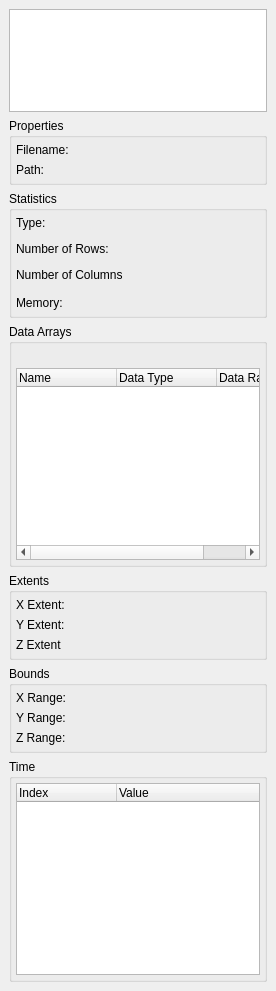
Before: the Qt Designer form Qt/Components/Resources/UI/pqProxyInformationWidget.ui in pierre-guillou/paraview-ttk, drawn with Qt 5.
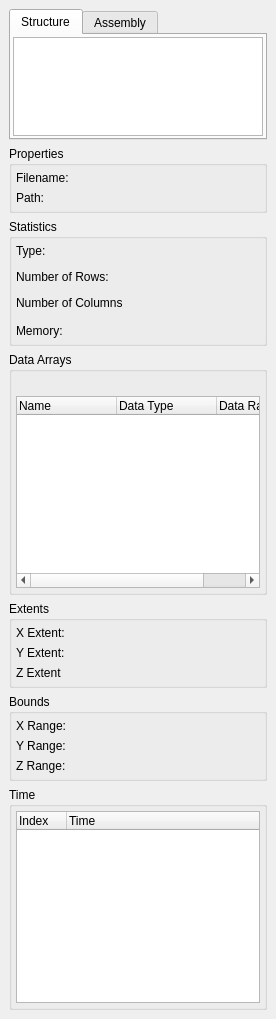
After: the same form once the commit is applied. The open tabs and pages were chosen to show the change. Custom widgets are drawn as their Qt base class.

Commit message: Add ParaView 5.9.0 sources

The edit to the form file:
```diff
--- a/Qt/Components/Resources/UI/pqProxyInformationWidget.ui
+++ b/Qt/Components/Resources/UI/pqProxyInformationWidget.ui
@@ -7,7 +7,7 @@
     <x>0</x>
     <y>0</y>
     <width>276</width>
-    <height>991</height>
+    <height>1019</height>
    </rect>
   </property>
   <property name="sizePolicy">
@@ -27,10 +27,68 @@
     <number>9</number>
    </property>
    <item>
-    <widget class="pqTreeView" name="compositeTree">
-     <property name="uniformRowHeights">
-      <bool>true</bool>
+    <widget class="QTabWidget" name="hierarchyTabWidget">
+     <property name="currentIndex">
+      <number>0</number>
      </property>
+     <widget class="QWidget" name="tab">
+      <attribute name="title">
+       <string>Structure</string>
+      </attribute>
+      <layout class="QVBoxLayout" name="verticalLayout">
+       <property name="leftMargin">
+        <number>2</number>
+       </property>
+       <property name="topMargin">
+        <number>2</number>
+       </property>
+       <property name="rightMargin">
+        <number>2</number>
+       </property>
+       <property name="bottomMargin">
+        <number>2</number>
+       </property>
+       <item>
+        <widget class="pqTreeView" name="compositeTree">
+         <property name="uniformRowHeights">
+          <bool>true</bool>
+         </property>
+         <attribute name="headerVisible">
+          <bool>false</bool>
+         </attribute>
+        </widget>
+       </item>
+      </layout>
+     </widget>
+     <widget class="QWidget" name="tab_2">
+      <attribute name="title">
+       <string>Assembly</string>
+      </attribute>
+      <layout class="QVBoxLayout" name="verticalLayout_2">
+       <property name="leftMargin">
+        <number>2</number>
+       </property>
+       <property name="topMargin">
+        <number>2</number>
+       </property>
+       <property name="rightMargin">
+        <number>2</number>
+       </property>
+       <property name="bottomMargin">
+        <number>2</number>
+       </property>
+       <item>
+        <widget class="pqTreeView" name="assemblyTree">
+         <property name="uniformRowHeights">
+          <bool>true</bool>
+         </property>
+         <attribute name="headerVisible">
+          <bool>false</bool>
+         </attribute>
+        </widget>
+       </item>
+      </layout>
+     </widget>
     </widget>
    </item>
    <item>
@@ -258,7 +316,7 @@
            <number>0</number>
           </property>
           <property name="horizontalSpacing">
-           <number>-1</number>
+           <number>6</number>
           </property>
           <property name="verticalSpacing">
            <number>4</number>
@@ -758,6 +816,9 @@
         <property name="columnCount">
          <number>2</number>
         </property>
+        <attribute name="headerDefaultSectionSize">
+         <number>50</number>
+        </attribute>
         <column>
          <property name="text">
           <string>Index</string>
@@ -765,7 +826,7 @@
         </column>
         <column>
          <property name="text">
-          <string>Value</string>
+          <string>Time</string>
          </property>
         </column>
        </widget>
```
Left out of the diff: 11 changed lines with no effect on the pictures. The commit also changes 11886 other files.
